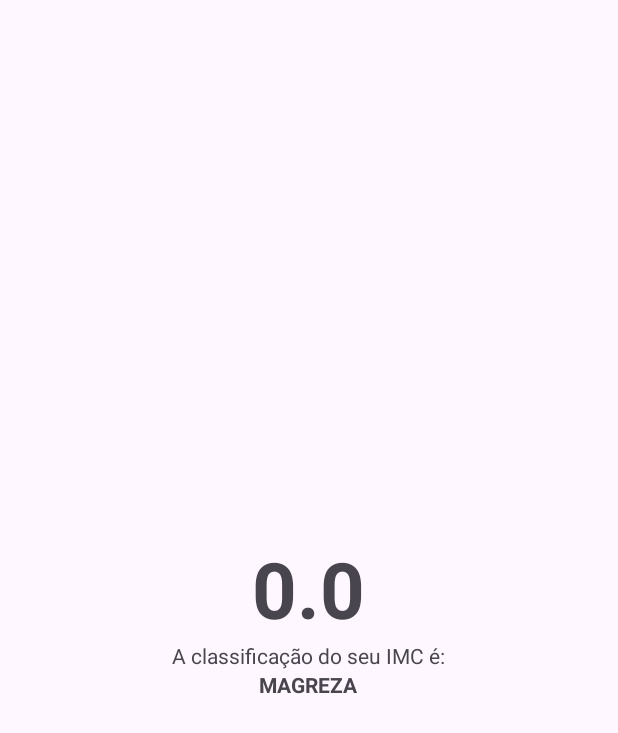
After one commit to ssouzageo/calculadoraimc2, an Android app: the ResultActivity screen opened directly, with no data from a screen before it, on a phone screen of 412 x 824 dp. The commit adds this screen. Shown: the top 733 px of the screen. Run offline under Robolectric (Android 15) with nearby library versions, the phone set to English and light mode, and no system bars.

Commit message:
Mostrar classificação do IMC.

```diff
--- a/app/build.gradle.kts
+++ b/app/build.gradle.kts
@@ -41,6 +41,7 @@ dependencies {
     implementation("androidx.appcompat:appcompat:1.6.1")
     implementation("com.google.android.material:material:1.10.0")
     implementation("androidx.constraintlayout:constraintlayout:2.1.4")
+    implementation("androidx.activity:activity:1.9.3")
     testImplementation("junit:junit:4.13.2")
     androidTestImplementation("androidx.test.ext:junit:1.1.5")
     androidTestImplementation("androidx.test.espresso:espresso-core:3.5.1")
--- a/app/src/main/AndroidManifest.xml
+++ b/app/src/main/AndroidManifest.xml
@@ -13,6 +13,9 @@
         android:theme="@style/Theme.Calculadoraimc"
         tools:targetApi="31">
         <activity
+            android:name=".ResultActivity"
+            android:exported="false" />
+        <activity
             android:name=".MainActivity"
             android:exported="true">
             <intent-filter>
--- a/app/src/main/java/com/comunidadedevspace/imc/MainActivity.kt
+++ b/app/src/main/java/com/comunidadedevspace/imc/MainActivity.kt
@@ -1,5 +1,6 @@
 package com.comunidadedevspace.imc
 
+import android.content.Intent
 import androidx.appcompat.app.AppCompatActivity
 import android.os.Bundle
 import android.widget.Button
@@ -11,13 +12,6 @@ class MainActivity : AppCompatActivity() {
         super.onCreate(savedInstanceState)
         setContentView(R.layout.activity_main)
 
-        // 1. Recuperar os componentes EditText;
-        // 2. Criar uma varíavel e recupera um componente de UI <EditText>
-        // 3. Recuperar o botão da tela;
-        // 4. Colocar ação do botão;
-        // 5. Recuperar o texto dgitado nos edts; e
-
-
         val edtPeso = findViewById<TextInputEditText>(R.id.edtpeso)
         val edtAltura = findViewById<TextInputEditText>(R.id.edtaltura)
         val btnCalcular = findViewById<Button>(R.id.btn_calcular)
@@ -28,8 +22,6 @@ class MainActivity : AppCompatActivity() {
             val alturaStr: String = edtAltura.text.toString()
 
             if (pesoStr == "" || alturaStr == "") {
-                // 6. Mostrar mensagem para o usuário.
-
                 Snackbar
                     .make(
                         edtPeso,
@@ -45,6 +37,15 @@ class MainActivity : AppCompatActivity() {
                 val alturaq2 = altura * altura
                 val resultado = peso / alturaq2
 
+                // 1. Mostrar resultado na outra tela;
+                // 2. Criar layout da tela result;
+                // 3. Passar dados para a outra tela; e
+                // Bônus: Intent é uma classe do android que serve para declarar intenções no sistema.
+
+                val intent = Intent (this, ResultActivity::class.java)
+                intent.putExtra(KEY_RESULT_IMC, resultado)
+                startActivity(intent)
+
                 println("Geo ação do botão " + resultado)
             }
 
--- /dev/null
+++ b/app/src/main/java/com/comunidadedevspace/imc/ResultActivity.kt
@@ -0,0 +1,39 @@
+package com.comunidadedevspace.imc
+
+import android.os.Bundle
+import android.widget.TextView
+import androidx.activity.enableEdgeToEdge
+import androidx.appcompat.app.AppCompatActivity
+import androidx.core.view.ViewCompat
+import androidx.core.view.WindowInsetsCompat
+
+const val KEY_RESULT_IMC = "ResultActivity.KEY_IMC"
+
+class ResultActivity : AppCompatActivity() {
+    override fun onCreate(savedInstanceState: Bundle?) {
+        super.onCreate(savedInstanceState)
+        enableEdgeToEdge()
+        setContentView(R.layout.activity_result)
+
+        val result = intent.getFloatExtra(KEY_RESULT_IMC, 0f)
+
+        val tvResult = findViewById<TextView>(R.id.tv_result)
+        val tvClassificação = findViewById<TextView>(R.id.tv_classificação)
+
+        tvResult.text = result.toString()
+
+        val classificação: String = if (result <= 18.5f) {
+            "MAGREZA"
+        } else if(result > 18.5f && result <= 24.9f) {
+            "NORMAL"
+        } else if (result > 25.0f && result <= 29.9) {
+            "SOBREPESO"
+        } else if (result > 30.0f && result <= 39.9) {
+            "OBESIDADE"
+        } else {
+            "OBESIDADE GRAVE"
+        }
+            tvClassificação.text = classificação
+        }
+
+    }
--- /dev/null
+++ b/app/src/main/res/layout/activity_result.xml
@@ -0,0 +1,33 @@
+<?xml version="1.0" encoding="utf-8"?>
+<LinearLayout xmlns:android="http://schemas.android.com/apk/res/android"
+    xmlns:app="http://schemas.android.com/apk/res-auto"
+    xmlns:tools="http://schemas.android.com/tools"
+    android:id="@+id/main"
+    android:layout_width="match_parent"
+    android:layout_height="match_parent"
+    android:gravity="center"
+    android:orientation="vertical"
+    tools:context=".ResultActivity">
+
+    <TextView
+        android:id="@+id/tv_result"
+        android:textSize="52dp"
+        android:textStyle="bold"
+        android:maxLength="5"
+        android:layout_width="wrap_content"
+        android:layout_height="wrap_content"
+        tools:text="23.66" />
+
+    <TextView
+        android:id="@+id/tv_classificação_label"
+        android:layout_width="wrap_content"
+        android:layout_height="wrap_content"
+        android:text="A classificação do seu IMC é:" />
+
+    <TextView
+        android:id="@+id/tv_classificação"
+        android:layout_width="wrap_content"
+        android:layout_height="wrap_content"
+        android:textStyle="bold"
+        tools:text="NORMAL" />
+</LinearLayout>
```
